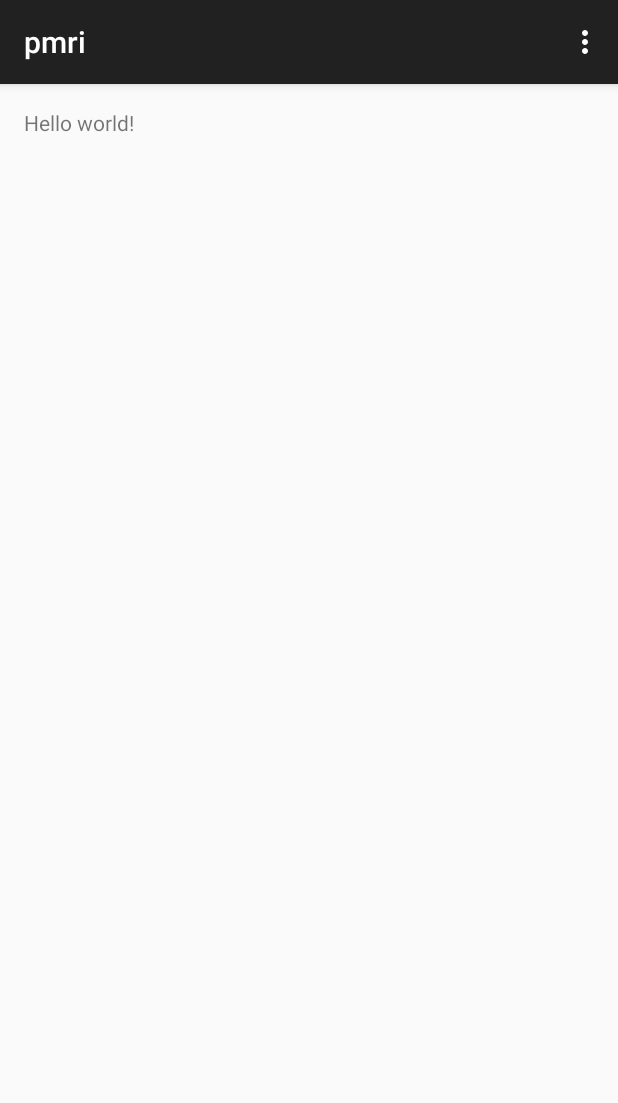
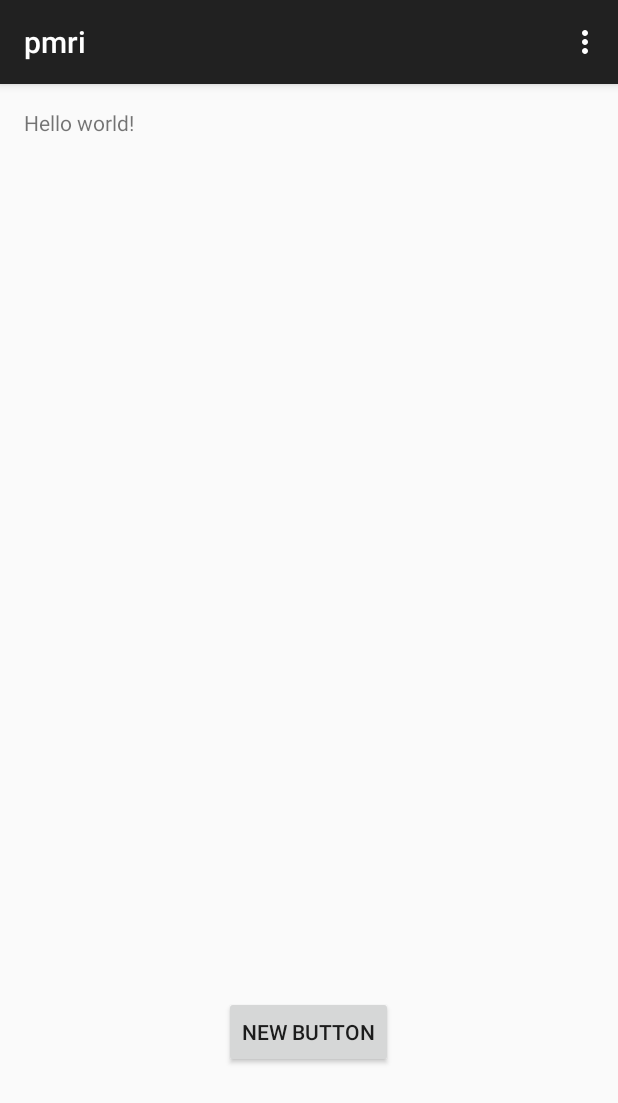
Before and after one commit to lazybs/PMRI, an Android app: the screen it shows after launch (MainActivity), on a phone screen of 412 x 824 dp. Shown: the top 1103 px of the screen. Run offline under Robolectric (Android 15) with nearby library versions, the phone set to English and light mode, and no system bars.

Commit message:
test Daniel

```diff
--- a/app/src/main/res/layout/activity_main.xml
+++ b/app/src/main/res/layout/activity_main.xml
@@ -8,4 +8,13 @@
     <TextView android:text="@string/hello_world" android:layout_width="wrap_content"
         android:layout_height="wrap_content" />
 
+    <Button
+        android:layout_width="wrap_content"
+        android:layout_height="wrap_content"
+        android:text="New Button"
+        android:id="@+id/button"
+        android:layout_alignParentBottom="true"
+        android:layout_centerHorizontal="true"
+        android:layout_marginBottom="96dp" />
+
 </RelativeLayout>
```
